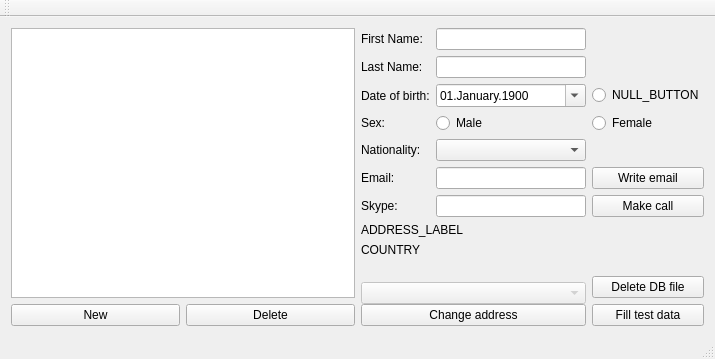
The window that addressbookmainwindow.ui (stanislav888/AddressBook) describes before a commit, drawn with Qt 5.
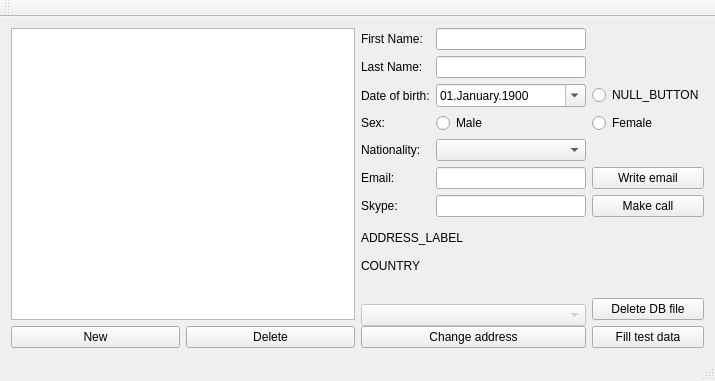
The same window after the commit.

Commit message: Delete old executable file

```diff
--- a/addressbookmainwindow.ui
+++ b/addressbookmainwindow.ui
@@ -7,7 +7,7 @@
     <x>0</x>
     <y>0</y>
     <width>715</width>
-    <height>359</height>
+    <height>381</height>
    </rect>
   </property>
   <property name="windowTitle">
@@ -59,7 +59,7 @@
        </layout>
       </item>
       <item>
-       <layout class="QGridLayout" name="gridLayout">
+       <layout class="QGridLayout" name="gridLayout" rowminimumheight="0,0,0,0,0,0,0,30,0,0,0">
         <item row="1" column="0">
          <widget class="QLabel" name="label_2">
           <property name="text">
```
The commit also changes 1 other file.
